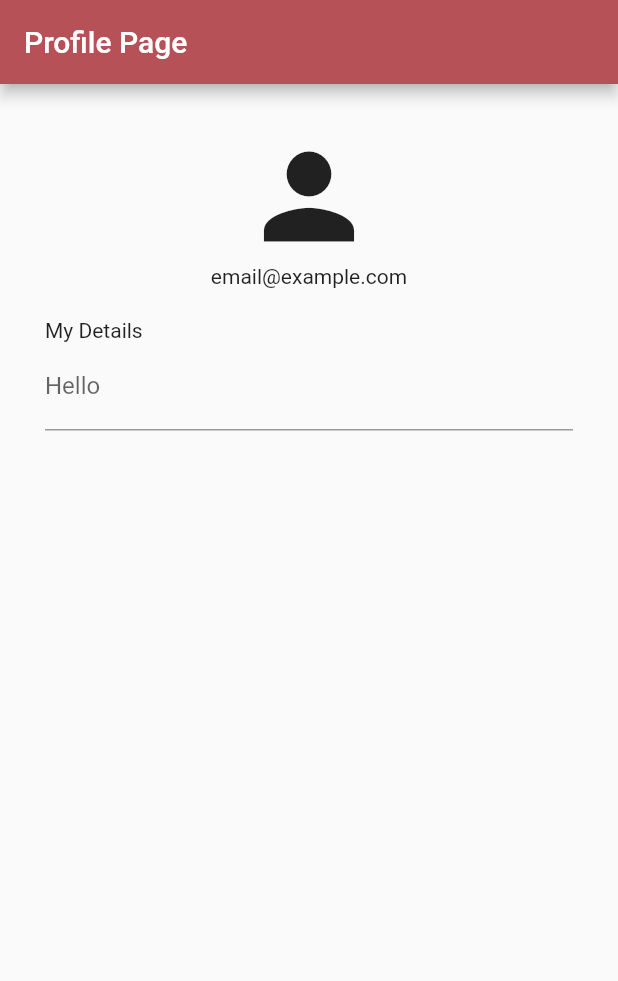
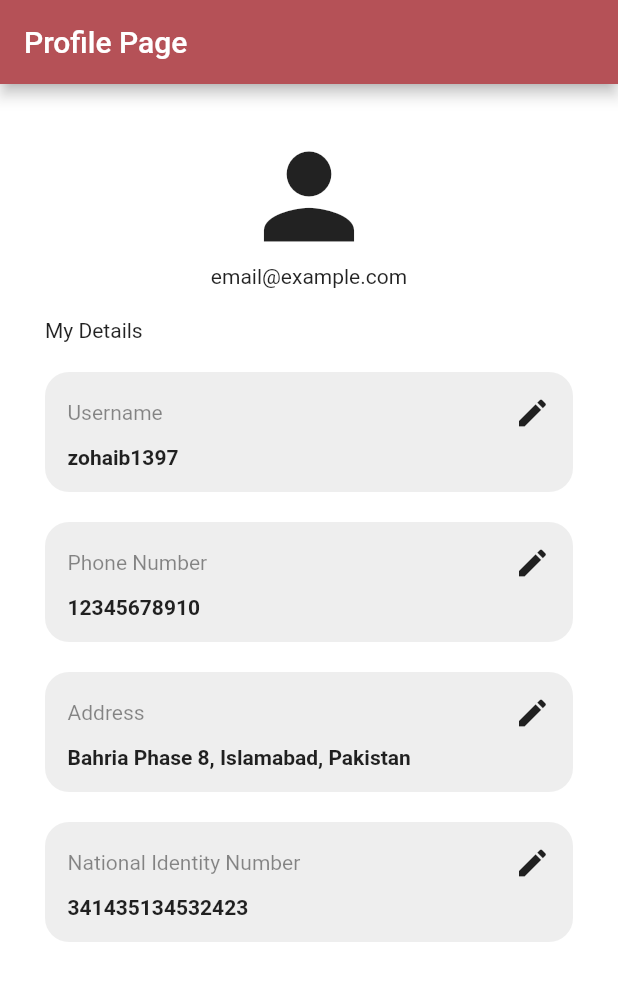
Before and after one commit to Zohaib1397/homenom, a Flutter app: the screen it shows after launch, on a phone screen of 412 x 824 dp. Shown: the top 981 px of the screen. Run offline on Flutter 3.47's test engine with Material 2 defaults, Android fonts, the phone set to English and light mode, and no system bars; our stand-ins replace firebase_auth, firebase_core, pinput; accounts and stored records are empty.

Commit message:
Added profile cardss

```diff
--- a/lib/screens/profile_screen.dart
+++ b/lib/screens/profile_screen.dart
@@ -1,5 +1,6 @@
 import 'package:flutter/material.dart';
 import 'package:homenom/constants/constants.dart';
+import 'package:homenom/screens/widgets/profile_card.dart';
 
 class ProfileScreen extends StatelessWidget {
   const ProfileScreen({super.key});
@@ -9,6 +10,7 @@ class ProfileScreen extends StatelessWidget {
   @override
   Widget build(BuildContext context) {
     return Scaffold(
+      backgroundColor: Colors.white,
       appBar: AppBar(
         backgroundColor: kAppBackgroundColor,
         title: Text("Profile Page"),
@@ -34,12 +36,25 @@ class ProfileScreen extends StatelessWidget {
             ),
             const SizedBox(height: 20),
             const Text("My Details"),
-            TextField(
-              readOnly: true,
-              decoration: InputDecoration(
-                labelText: "Hello",
-
-              ),
+            ProfileCard(
+              field: "Username",
+              content: "zohaib1397",
+              onEdit: (){},
+            ),
+            ProfileCard(
+              field: "Phone Number",
+              content: "12345678910",
+              onEdit: (){},
+            ),
+            ProfileCard(
+              field: "Address",
+              content: "Bahria Phase 8, Islamabad, Pakistan",
+              onEdit: (){},
+            ),
+            ProfileCard(
+              field: "National Identity Number",
+              content: "341435134532423",
+              onEdit: (){},
             ),
           ],
         ),
--- /dev/null
+++ b/lib/screens/widgets/profile_card.dart
@@ -0,0 +1,38 @@
+import 'package:flutter/material.dart';
+
+class ProfileCard extends StatelessWidget {
+  final String field;
+  final String content;
+  final void Function()? onEdit;
+  const ProfileCard({super.key, required this.field, required this.content, required this.onEdit});
+
+  @override
+  Widget build(BuildContext context) {
+    return Padding(
+      padding: const EdgeInsets.only(top: 20.0),
+      child: Container(
+        decoration: BoxDecoration(
+          color: Colors.grey.shade200,
+          borderRadius: BorderRadius.circular(16)
+        ),
+        child: Padding(
+          padding: const EdgeInsets.all(15.0),
+          child: Column(
+            crossAxisAlignment: CrossAxisAlignment.start,
+            children: [
+              Row(
+                mainAxisAlignment: MainAxisAlignment.spaceBetween,
+                children: [
+                  Text(field, style: const TextStyle(color: Colors.black45),),
+                  GestureDetector(onTap: onEdit,child: Icon(Icons.edit))
+                ],
+              ),
+              const SizedBox(height: 10),
+              Text(content, style: const TextStyle(fontWeight: FontWeight.bold),),
+            ],
+          ),
+        ),
+      ),
+    );
+  }
+}
```
